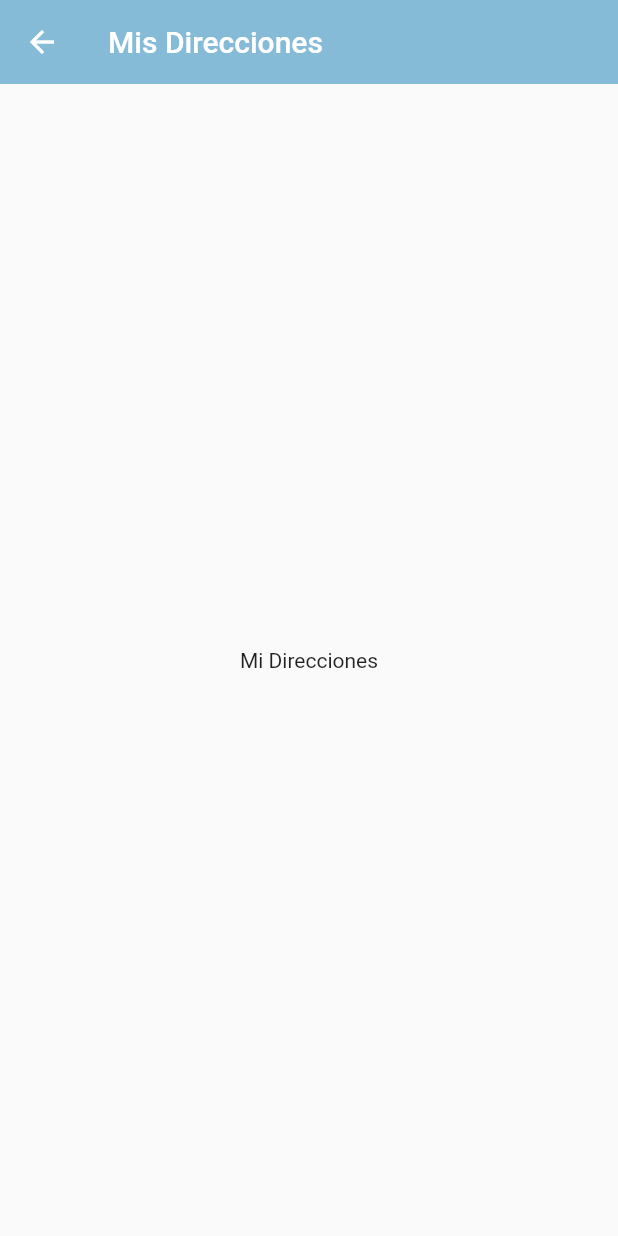
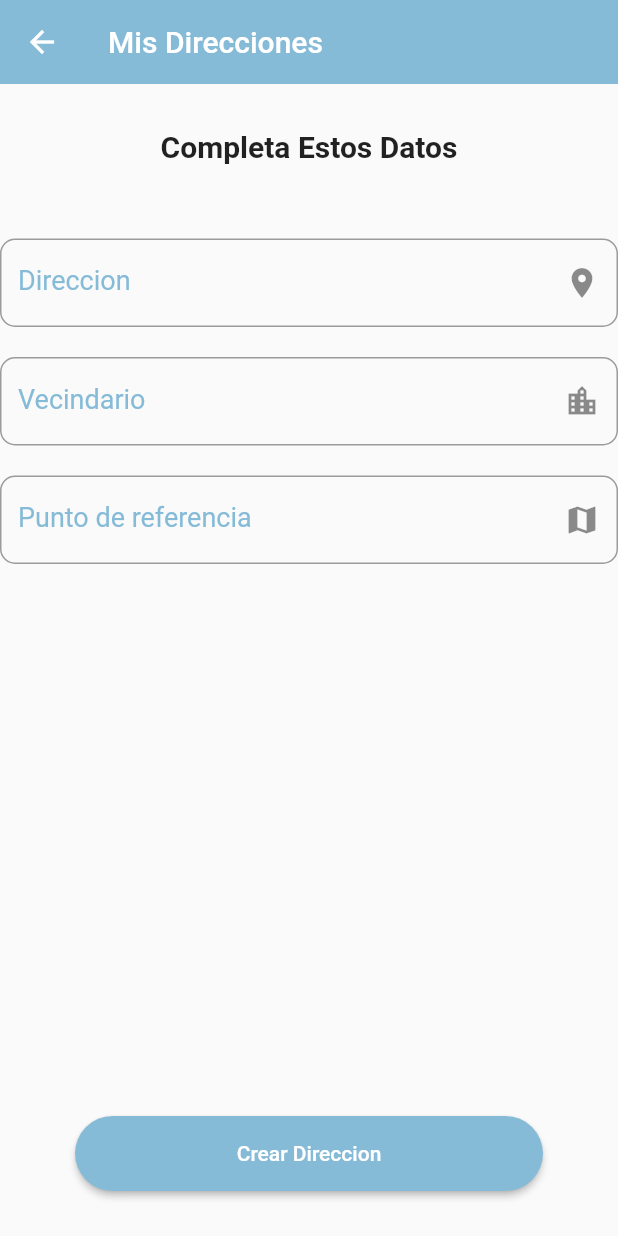
Before and after one commit to PengDra/myhood-frontend, a Flutter app: the ClientAdressCreatePage screen opened by its route, on a phone screen of 412 x 824 dp. Run offline on Flutter 3.47's test engine with Material 2 defaults, Android fonts, the phone set to English and light mode, and no system bars; our stand-ins replace flutter_image_slideshow, fluttertoast, geocoding, geolocator, google_maps_flutter, image_picker and 4 more; accounts and stored records are empty; statements that could not run were skipped.

Commit message:
Ver Direccion

```diff
--- a/lib/main.dart
+++ b/lib/main.dart
@@ -1,6 +1,7 @@
 import 'package:flutter/material.dart';
 import 'package:myhood/src/pages/client/adress/create/client_adress_create_page.dart';
 import 'package:myhood/src/pages/client/adress/list/client_adress_list_page.dart';
+import 'package:myhood/src/pages/client/adress/map/client_adress_map_page.dart';
 import 'package:myhood/src/pages/client/orders/create/client_orders_create_page.dart';
 import 'package:myhood/src/pages/client/products/list/client_products_list_page.dart';
 import 'package:myhood/src/pages/client/update/client_update_page.dart';
@@ -40,6 +41,7 @@ class _MyAppState extends State<MyApp> {
         'client/orders/create':(BuildContext context)=>ClientOrdersCreatePage(),
         'client/adress/create':(BuildContext context)=>ClientAdressCreatePage(),
         'client/adress/list':(BuildContext context)=>ClientAdressListPage(),
+        'client/adress/map':(BuildContext context)=>ClientAdressMapPage(),
         'delivery/orders/list':(BuildContext context)=> DeliveryOrderListPage(),
         'store/orders/list':(BuildContext context)=> StoreOrderListPage(),
         'store/categories/create':(BuildContext context)=>StoreCategoriesCreatePage(),
--- a/lib/src/pages/client/adress/create/client_adress_create_page.dart
+++ b/lib/src/pages/client/adress/create/client_adress_create_page.dart
@@ -2,6 +2,7 @@ import 'package:flutter/material.dart';
 import 'package:flutter/scheduler.dart';
 import 'package:flutter/src/foundation/key.dart';
 import 'package:flutter/src/widgets/framework.dart';
+import 'package:myhood/src/pages/client/adress/create/client_adress_create_controller.dart';
 import 'package:myhood/src/pages/client/adress/list/client_adress_list_controller.dart';
 import 'package:myhood/src/utils/my_colors.dart';
 
@@ -13,7 +14,7 @@ class ClientAdressCreatePage extends StatefulWidget {
 }
 
 class _ClientAdressCreatePageState extends State<ClientAdressCreatePage> {
-   ClientAdressListController _con = ClientAdressListController();
+   ClientAdressCreateController _con = ClientAdressCreateController();
 
   @override
   void initState(){
@@ -32,13 +33,121 @@ class _ClientAdressCreatePageState extends State<ClientAdressCreatePage> {
         backgroundColor: MyColors.primary,
         elevation: 0,
       ),
-      body: Center(
-        child: Text('Mi Direcciones'),
+      body: Column(
+        children:[
+          _textCompleteData(),
+          _textFieldAdress(),
+          _textFieldNeighborhood(),
+          _textFieldPointRef()
+
+
+        ],
       ),
+      bottomNavigationBar: _buttonAccept(),
     );
 
   }
+   Widget _textFieldPointRef(){
+    return Container(
+      margin: EdgeInsets.only(top: 20),
+      child: TextField(
+        controller: _con.refPointController,
+        onTap: _con.openMap,
+        autofocus:false,
+        focusNode: AlwaysDisabledFocusNode(),
+        decoration: InputDecoration(
+          suffixIcon: Icon(Icons.map),
+          labelText: 'Punto de referencia',
+          labelStyle: TextStyle(
+            color: MyColors.primary,
+            fontSize: 18,
+          ),
+          border: OutlineInputBorder(
+            borderRadius: BorderRadius.circular(10),
+          ),
+        ),
+      ),
+    );
+  }
+
+
+  Widget _textFieldNeighborhood(){
+    return Container(
+      margin: EdgeInsets.only(top: 20),
+      child: TextField(
+
+        decoration: InputDecoration(
+          suffixIcon: Icon(Icons.location_city),
+          labelText: 'Vecindario',
+          labelStyle: TextStyle(
+            color: MyColors.primary,
+            fontSize: 18,
+          ),
+          border: OutlineInputBorder(
+            borderRadius: BorderRadius.circular(10),
+          ),
+        ),
+      ),
+    );
+  }
+
+
+  Widget _textFieldAdress(){
+    return Container(
+      margin: EdgeInsets.only(top: 20),
+      child: TextField(
+        decoration: InputDecoration(
+          suffixIcon: Icon(Icons.location_on),
+          labelText: 'Direccion',
+          labelStyle: TextStyle(
+            color: MyColors.primary,
+            fontSize: 18,
+          ),
+          border: OutlineInputBorder(
+            borderRadius: BorderRadius.circular(10),
+          ),
+        ),
+      ),
+    );
+  }
+
+   Widget _textCompleteData(){
+    return Container(
+      margin: EdgeInsets.symmetric(horizontal:40,vertical:30),
+      child: Text('Completa Estos Datos'
+      ,style: TextStyle(
+        fontSize: 20,
+        fontWeight: FontWeight.bold,
+      ),
+      ),
+    );
+  }
+
+
+   Widget _buttonAccept(){
+    return Container(
+      height: 50,
+      width: double.infinity,
+      margin: EdgeInsets.symmetric(vertical: 30,horizontal: 50),
+      child: ElevatedButton(
+        child: Text('Crear Direccion', style: TextStyle(color: Colors.white),),
+        onPressed: (){
+        },
+        style: ElevatedButton.styleFrom(
+          shape: RoundedRectangleBorder(
+            borderRadius: BorderRadius.circular(30)
+          ),
+          primary: MyColors.primary
+        )
+      ),
+    );
+  }
+
   void refresh(){
     setState(() {});
   }
 }
+class AlwaysDisabledFocusNode extends FocusNode {
+  @override
+  bool get hasFocus => false;
+}
--- a/lib/src/pages/client/adress/list/client_adress_list_controller.dart
+++ b/lib/src/pages/client/adress/list/client_adress_list_controller.dart
@@ -13,7 +13,7 @@ class ClientAdressListController {
 
   }
   void goToNewAdress(){
-    Navigator.pushNamed(context, 'client_adress_create');
+    Navigator.pushNamed(context, 'client/adress/create');
   }
 
 }
--- a/lib/src/pages/client/adress/list/client_adress_list_page.dart
+++ b/lib/src/pages/client/adress/list/client_adress_list_page.dart
@@ -62,8 +62,7 @@ class _ClientAdressListPageState extends State<ClientAdressListPage> {
       margin: EdgeInsets.symmetric(vertical: 30,horizontal: 50),
       child: ElevatedButton(
         child: Text('Nueva Direccion', style: TextStyle(color: Colors.white),),
-        onPressed: (){
-        },
+        onPressed: _con.goToNewAdress,
         style: ElevatedButton.styleFrom(
           primary: MyColors.primary
         )
--- a/lib/src/pages/login/login_controller.dart
+++ b/lib/src/pages/login/login_controller.dart
@@ -48,6 +48,7 @@ class LoginController {
     String email = emailController.text.trim();
     String password = passwordController.text.trim();
     ResponseApi responseApi = await usersProvider.login(email, password);
+
     if(responseApi.success){
       //Si logra hacer login guarda el token en el shared preferences
       User user = User.fromJson(responseApi.data);
--- a/lib/src/provider/users_provider.dart
+++ b/lib/src/provider/users_provider.dart
@@ -115,9 +115,10 @@ class UsersProvider {
       final res = await http.post(url, headers: headers, body: bodyParams);
       final data = json.decode(res.body);
       ResponseApi responseApi = ResponseApi.fromJson(data);
+      print(responseApi);
       return responseApi;
     } catch (e) {
-      print('Exception create: $e');
+      print('Exception login: $e');
       return null;
     }
   }
--- a/pubspec.yaml
+++ b/pubspec.yaml
@@ -36,6 +36,11 @@ dependencies:
   fluttertoast: ^8.0.9
   modal_bottom_sheet: ^2.0.1
   flutter_image_slideshow: ^0.1.2
+  google_maps_flutter: ^2.1.8
+  geolocator: ^7.0.3
+  location: ^4.1.1
+  geocoding: ^2.0.0
+  geocoder: ^0.2.1
 
 
 
```
Also changed, not shown: lib/src/pages/client/adress/create/client_adress_create_controller.dart (+25 -0 lines), lib/src/pages/client/adress/map/client_adress_map_controller.dart (added, +160 -0 lines), lib/src/pages/client/adress/map/client_adress_map_page.dart (added, +130 -0 lines), pubspec.lock, 1 other file.
